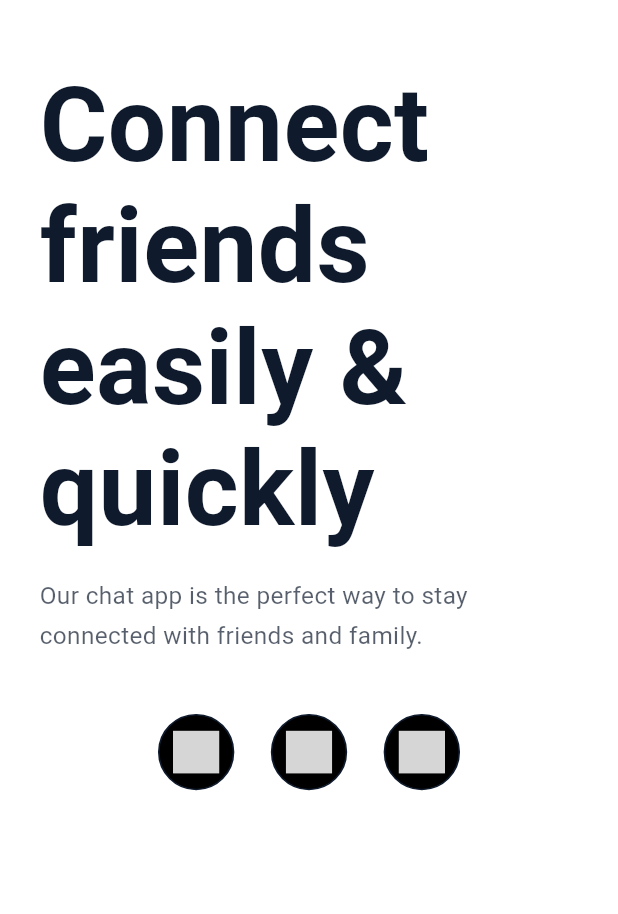
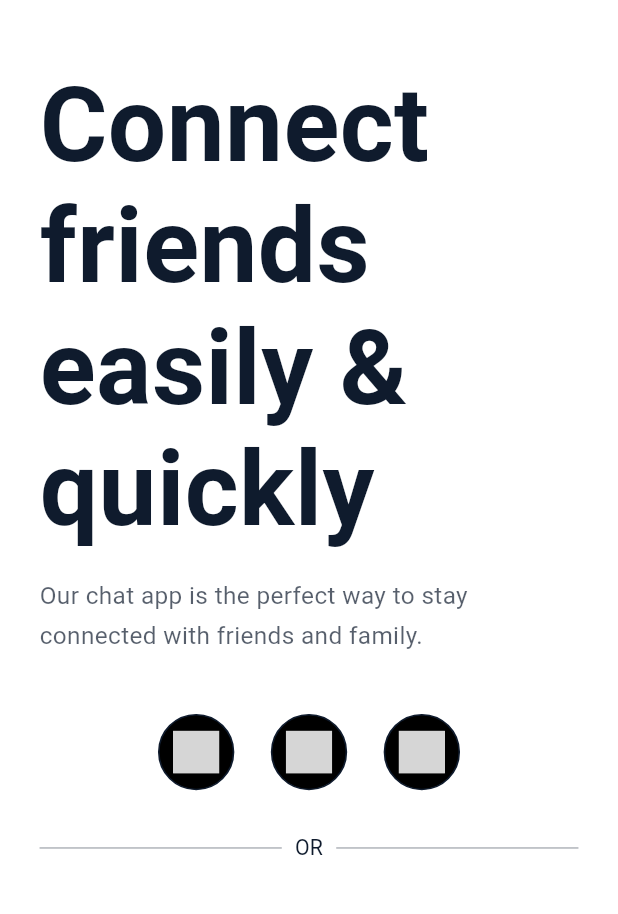
Before and after one commit to EsAm1973/ChatBox-App, a Flutter app: the screen it shows after launch, on a phone screen of 412 x 824 dp, the part 54-968 px from its top. Run offline on Flutter 3.47's test engine with Material 3 defaults, Android fonts, the light colour scheme and no system bars; our stand-ins replace flutter_screenutil, go_router; missing offline and left inert: svg_flutter; Roboto replaces fonts that are missing (Caros, Circular Std); statements that could not run were skipped; grey boxes are pictures that could not be loaded.

Commit message:
Add OrDivider widget and integrate it into OnboardViewBody layout

```diff
--- a/lib/Features/onboarding/presentation/views/widgets/onboard_view_body.dart
+++ b/lib/Features/onboarding/presentation/views/widgets/onboard_view_body.dart
@@ -1,5 +1,6 @@
 import 'package:chatbox/Core/utils/app_text_styles.dart';
 import 'package:chatbox/Features/onboarding/presentation/views/widgets/onboard_socialmedia_login.dart';
+import 'package:chatbox/Features/onboarding/presentation/views/widgets/or_divider.dart';
 import 'package:chatbox/Features/onboarding/presentation/views/widgets/welcome_app_bar.dart';
 import 'package:flutter/material.dart';
 import 'package:flutter_screenutil/flutter_screenutil.dart';
@@ -11,6 +12,7 @@ class OnboardViewBody extends StatelessWidget {
   Widget build(BuildContext context) {
     return Padding(
       padding: EdgeInsets.symmetric(horizontal: 24.w, vertical: 17.h),
+      child: SingleChildScrollView(
         child: Column(
           children: [
             WelcomeAppBar(),
@@ -27,7 +29,10 @@ class OnboardViewBody extends StatelessWidget {
             ),
             SizedBox(height: 38.h),
             OnboardSocialMediaLogin(),
+            SizedBox(height: 30.h),
+            OrDivider(),
           ],
+        ),
       ),
     );
   }
--- /dev/null
+++ b/lib/Features/onboarding/presentation/views/widgets/or_divider.dart
@@ -0,0 +1,31 @@
+import 'package:chatbox/Core/utils/app_text_styles.dart';
+import 'package:flutter/material.dart';
+import 'package:flutter_screenutil/flutter_screenutil.dart';
+
+class OrDivider extends StatelessWidget {
+  const OrDivider({super.key});
+
+  @override
+  Widget build(BuildContext context) {
+    return Row(
+      children: [
+        Expanded(
+          child: Divider(
+            thickness: 1.w,
+            color: Theme.of(context).colorScheme.onSurface.withValues(alpha: 0.3),
+          ),
+        ),
+        Padding(
+          padding: EdgeInsets.symmetric(horizontal: 8.w),
+          child: Text('OR', style: AppTextStyles.regular14),
+        ),
+        Expanded(
+          child: Divider(
+            thickness: 1.w,
+            color: Theme.of(context).colorScheme.onSurface.withValues(alpha: 0.3),
+          ),
+        ),
+      ],
+    );
+  }
+}
```
Lines whose indentation alone changed are shown as unchanged.
